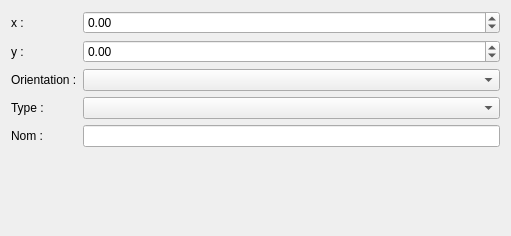
Before: the Qt Designer form sources/editor/ui/terminaleditor.ui in qelectrotech/qelectrotech-source-mirror, drawn with Qt 5.
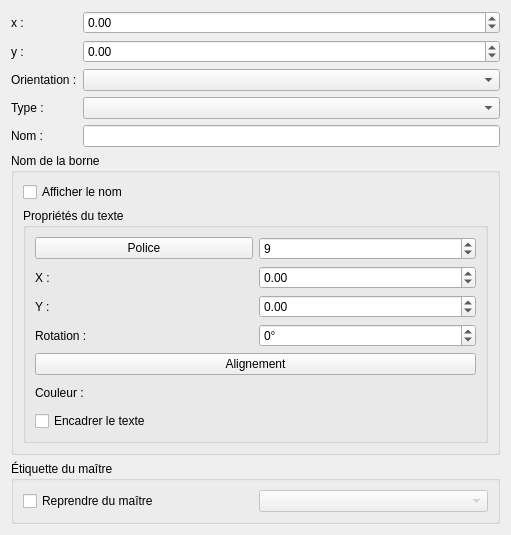
After: the same form once the commit is applied.

Commit message: Merge branch 'master' into qt6_cmake_joshua

Patch:
```diff
--- a/sources/editor/ui/terminaleditor.ui
+++ b/sources/editor/ui/terminaleditor.ui
@@ -7,7 +7,7 @@
     <x>0</x>
     <y>0</y>
     <width>511</width>
-    <height>236</height>
+    <height>500</height>
    </rect>
   </property>
   <property name="windowTitle">
@@ -78,18 +78,167 @@
    <item row="3" column="1">
     <widget class="QComboBox" name="m_type_cb"/>
    </item>
-   <item row="5" column="1">
-    <spacer name="verticalSpacer">
-     <property name="orientation">
-      <enum>Qt::Vertical</enum>
+   <item row="5" column="0" colspan="2">
+    <widget class="QGroupBox" name="m_label_gb">
+     <property name="title">
+      <string>Nom de la borne</string>
      </property>
-     <property name="sizeHint" stdset="0">
-      <size>
-       <width>20</width>
-       <height>40</height>
-      </size>
+     <layout class="QVBoxLayout" name="verticalLayout_2">
+      <item>
+       <widget class="QCheckBox" name="m_show_name_cb">
+        <property name="text">
+         <string>Afficher le nom</string>
+        </property>
+       </widget>
+      </item>
+      <item>
+       <widget class="QGroupBox" name="m_text_props_gb">
+        <property name="title">
+         <string>Propriétés du texte</string>
+        </property>
+         <layout class="QGridLayout" name="gridLayout_2">
+           <item row="0" column="0">
+            <widget class="QPushButton" name="m_font_pb">
+             <property name="text">
+              <string>Police</string>
+             </property>
+            </widget>
+           </item>
+           <item row="0" column="1">
+            <widget class="QSpinBox" name="m_label_size_sb">
+             <property name="minimum">
+              <number>4</number>
+             </property>
+             <property name="maximum">
+              <number>50</number>
+             </property>
+             <property name="value">
+              <number>9</number>
+             </property>
+            </widget>
+           </item>
+           <item row="1" column="0">
+            <widget class="QLabel" name="label_7">
+             <property name="text">
+              <string>X :</string>
+             </property>
+            </widget>
+           </item>
+           <item row="1" column="1">
+            <widget class="QDoubleSpinBox" name="m_label_x_dsb">
+             <property name="minimum">
+              <double>-5000.000000000000000</double>
+             </property>
+             <property name="maximum">
+              <double>5000.000000000000000</double>
+             </property>
+            </widget>
+           </item>
+           <item row="2" column="0">
+            <widget class="QLabel" name="label_8">
+             <property name="text">
+              <string>Y :</string>
+             </property>
+            </widget>
+           </item>
+           <item row="2" column="1">
+            <widget class="QDoubleSpinBox" name="m_label_y_dsb">
+             <property name="minimum">
+              <double>-5000.000000000000000</double>
+             </property>
+             <property name="maximum">
+              <double>5000.000000000000000</double>
+             </property>
+            </widget>
+           </item>
+           <item row="3" column="0">
+            <widget class="QLabel" name="label_10">
+             <property name="text">
+              <string>Rotation :</string>
+             </property>
+            </widget>
+           </item>
+           <item row="3" column="1">
+            <widget class="QDoubleSpinBox" name="m_label_rotation_sb">
+             <property name="wrapping">
+              <bool>true</bool>
+             </property>
+             <property name="suffix">
+              <string>°</string>
+             </property>
+             <property name="decimals">
+              <number>0</number>
+             </property>
+             <property name="minimum">
+              <double>0.000000000000000</double>
+             </property>
+             <property name="maximum">
+              <double>359.000000000000000</double>
+             </property>
+            </widget>
+           </item>
+           <item row="4" column="0" colspan="2">
+            <widget class="QPushButton" name="m_align_pb">
+             <property name="text">
+              <string>Alignement</string>
+             </property>
+            </widget>
+           </item>
+           <item row="5" column="0">
+            <widget class="QLabel" name="label_13">
+             <property name="text">
+              <string>Couleur :</string>
+             </property>
+            </widget>
+           </item>
+           <item row="5" column="1">
+            <widget class="QWidget" name="m_color_widget" native="true">
+             <property name="minimumSize">
+              <size>
+               <width>40</width>
+               <height>24</height>
+              </size>
+             </property>
+            </widget>
+           </item>
+           <item row="6" column="0" colspan="2">
+            <widget class="QCheckBox" name="m_label_frame_cb">
+             <property name="text">
+              <string>Encadrer le texte</string>
+             </property>
+            </widget>
+           </item>
+          </layout>
+       </widget>
+      </item>
+     </layout>
+    </widget>
+   </item>
+   <item row="6" column="0" colspan="2">
+    <widget class="QGroupBox" name="m_master_label_gb">
+     <property name="title">
+      <string>Étiquette du maître</string>
      </property>
-    </spacer>
+     <property name="visible">
+      <bool>false</bool>
+     </property>
+     <layout class="QGridLayout" name="gridLayout_3">
+      <item row="0" column="0">
+       <widget class="QCheckBox" name="m_use_master_label_cb">
+        <property name="text">
+         <string>Reprendre du maître</string>
+        </property>
+       </widget>
+      </item>
+      <item row="0" column="1">
+       <widget class="QComboBox" name="m_master_label_cb">
+        <property name="enabled">
+         <bool>false</bool>
+        </property>
+       </widget>
+      </item>
+     </layout>
+    </widget>
    </item>
   </layout>
  </widget>
```
The commit also changes 295 other files.
